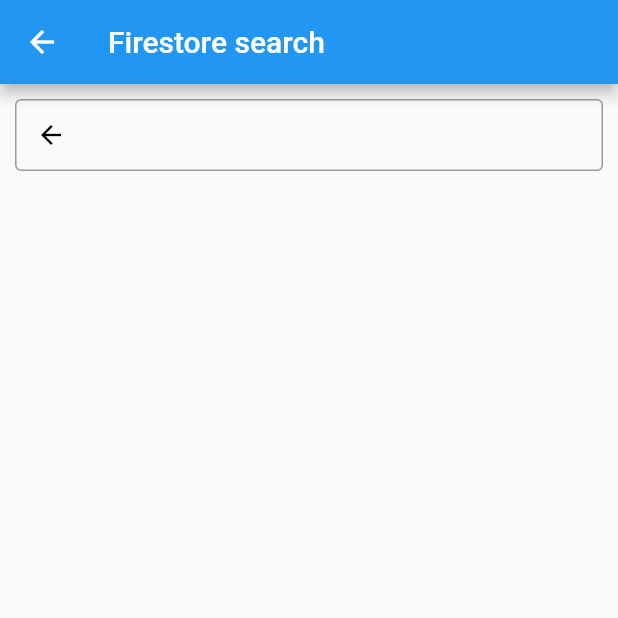
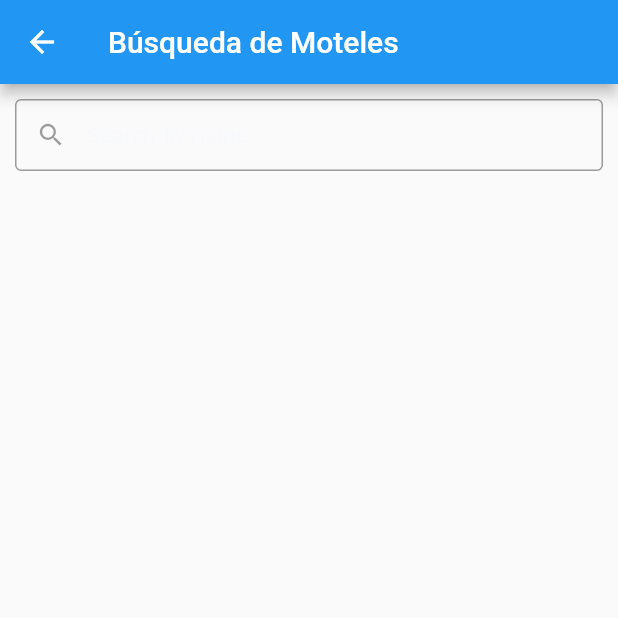
Before and after one commit to bryansbarrios/motel_app, a Flutter app: the Search screen opened directly, on a phone screen of 412 x 824 dp, the top half of it. Run offline on Flutter 3.47's test engine with Material 2 defaults, Android fonts, the phone set to English and light mode, and no system bars; our stand-ins replace cloud_firestore, firebase_auth, flutter_map, fluttertoast, get_it, google_fonts and 4 more; accounts and stored records are empty.

Commit message:
búsqueda implementada

```diff
--- a/lib/ui/screens/SearchScreen.dart
+++ b/lib/ui/screens/SearchScreen.dart
@@ -1,7 +1,7 @@
 import 'package:cloud_firestore/cloud_firestore.dart';
 import 'package:flutter/material.dart';
 import 'package:motel_app/core/services/SearchService.dart';
-import 'package:motel_app/ui/widgets/MotelList.dart';
+import 'package:motel_app/ui/screens/MotelDetailScreen.dart';
 
 class Search extends StatefulWidget {
 
@@ -54,7 +54,7 @@
   Widget build(BuildContext context) {
     return new Scaffold(
         appBar: new AppBar(
-          title: Text('Firestore search'),
+          title: Text('Búsqueda de Moteles'),
         ),
         body: ListView(children: <Widget>[
           Padding(
@@ -66,11 +66,9 @@
               decoration: InputDecoration(
                   prefixIcon: IconButton(
                     color: Colors.black,
-                    icon: Icon(Icons.arrow_back),
+                    icon: Icon(Icons.search),
                     iconSize: 20.0,
-                    onPressed: () {
-                      Navigator.of(context).pop();
-                    },
+
                   ),
                   contentPadding: EdgeInsets.only(left: 25.0),
                   hintText: 'Search by name',
@@ -79,6 +77,7 @@
             ),
           ),
           SizedBox(height: 10.0),
+
           GridView.count(
               padding: EdgeInsets.only(left: 10.0, right: 10.0),
               crossAxisCount: 2,
@@ -86,7 +85,6 @@
               mainAxisSpacing: 4.0,
               primary: false,
               shrinkWrap: true,
-
               children: tempSearchStore.map((element) {
                 return buildResultCard(element);
               }).toList())
@@ -123,14 +121,13 @@
           location:data['location'],
           photo: data['photo'],
           price:data['price'],
-          type: data['type'],
+          //type: data['type'],
          )));
 
     }
 
     );
 
-   ;
 
 }
 
```
